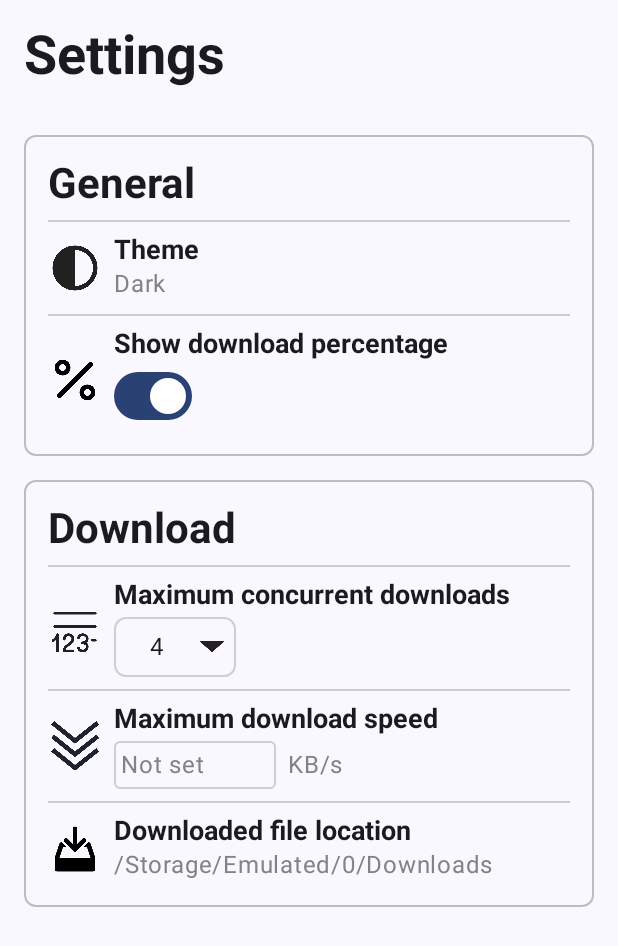
After one commit to LuongPV/LeonEWorldDownloader, an Android app built with Jetpack Compose: the SettingsScreen screen opened through its navigation route, on a phone screen of 412 x 824 dp. The commit adds this screen. Shown: the top 946 px of the screen. Run offline under Robolectric (Android 15) with nearby library versions, the phone set to English and light mode, and no system bars; our stand-ins replace Dagger/Hilt's generated code; libraries missing offline, so code that uses them is left out: coil.decode; 1 statement that could not run was skipped.

Commit message:
Add Settings screen

```diff
--- a/app/src/main/java/com/lvp/leoneworlddownloader/ui/home/HomeScreen.kt
+++ b/app/src/main/java/com/lvp/leoneworlddownloader/ui/home/HomeScreen.kt
@@ -18,13 +18,19 @@ import androidx.compose.ui.tooling.preview.Preview
 import androidx.compose.ui.unit.dp
 import androidx.hilt.navigation.compose.hiltViewModel
 import androidx.lifecycle.compose.collectAsStateWithLifecycle
+import androidx.navigation.NavHostController
+import androidx.navigation.compose.rememberNavController
 import com.lvp.leoneworlddownloader.ui.components.LEWDNavigationDrawer
+import com.lvp.leoneworlddownloader.ui.settings.RouteSettings
 import com.lvp.leoneworlddownloader.ui.theme.LeonEWorldDownloaderTheme
 import kotlinx.coroutines.launch
+
+const val RouteHome = "Home"
 
 @Composable
 fun HomeScreen(
     viewModel: HomeViewModel,
+    navController: NavHostController,
     modifier: Modifier = Modifier,
 ) {
     Column(
@@ -57,7 +63,7 @@ fun HomeScreen(
 
             },
             onSettingsClicked = {
-
+                navController.navigate(RouteSettings)
             },
             onAboutClicked = {
 
@@ -69,12 +75,10 @@ fun HomeScreen(
     }
 }
 
-const val RouteHome = "Home"
-
 @Preview(showBackground = true)
 @Composable
 private fun HomeScreenPreview() {
     LeonEWorldDownloaderTheme {
-        HomeScreen(viewModel = hiltViewModel())
+        HomeScreen(viewModel = hiltViewModel(), navController = rememberNavController())
     }
 }
--- a/app/src/main/java/com/lvp/leoneworlddownloader/ui/navigation/LEWDNavHost.kt
+++ b/app/src/main/java/com/lvp/leoneworlddownloader/ui/navigation/LEWDNavHost.kt
@@ -9,6 +9,8 @@ import androidx.navigation.compose.composable
 import androidx.navigation.compose.rememberNavController
 import com.lvp.leoneworlddownloader.ui.home.HomeScreen
 import com.lvp.leoneworlddownloader.ui.home.RouteHome
+import com.lvp.leoneworlddownloader.ui.settings.RouteSettings
+import com.lvp.leoneworlddownloader.ui.settings.SettingsScreen
 import com.lvp.leoneworlddownloader.ui.splash.RouteSplash
 import com.lvp.leoneworlddownloader.ui.splash.SplashScreen
 
@@ -29,7 +31,10 @@ fun LEWDNavHost(
             )
         }
         composable(RouteHome) {
-            HomeScreen(hiltViewModel())
+            HomeScreen(hiltViewModel(), navController)
+        }
+        composable(RouteSettings) {
+            SettingsScreen()
         }
     }
 }
--- /dev/null
+++ b/app/src/main/java/com/lvp/leoneworlddownloader/ui/settings/SettingsScreen.kt
@@ -0,0 +1,252 @@
+package com.lvp.leoneworlddownloader.ui.settings
+
+import androidx.compose.foundation.Image
+import androidx.compose.foundation.background
+import androidx.compose.foundation.border
+import androidx.compose.foundation.layout.Box
+import androidx.compose.foundation.layout.Column
+import androidx.compose.foundation.layout.Row
+import androidx.compose.foundation.layout.Spacer
+import androidx.compose.foundation.layout.fillMaxSize
+import androidx.compose.foundation.layout.fillMaxWidth
+import androidx.compose.foundation.layout.height
+import androidx.compose.foundation.layout.padding
+import androidx.compose.foundation.layout.size
+import androidx.compose.foundation.layout.width
+import androidx.compose.foundation.shape.RoundedCornerShape
+import androidx.compose.foundation.text.BasicTextField
+import androidx.compose.material3.Switch
+import androidx.compose.material3.Text
+import androidx.compose.runtime.Composable
+import androidx.compose.ui.Alignment
+import androidx.compose.ui.Modifier
+import androidx.compose.ui.graphics.Color
+import androidx.compose.ui.res.painterResource
+import androidx.compose.ui.text.TextStyle
+import androidx.compose.ui.text.font.FontWeight
+import androidx.compose.ui.text.style.TextAlign
+import androidx.compose.ui.tooling.preview.Preview
+import androidx.compose.ui.unit.dp
+import androidx.compose.ui.unit.sp
+import com.lvp.leoneworlddownloader.R
+import com.lvp.leoneworlddownloader.ui.theme.LeonEWorldDownloaderTheme
+import com.lvp.leoneworlddownloader.utils.ComposableContent
+import com.lvp.leoneworlddownloader.utils.SingleDataCallback
+
+const val RouteSettings = "Settings"
+
+@Composable
+fun SettingsScreen(
+    modifier: Modifier = Modifier,
+) {
+    Column(
+        modifier = modifier
+            .fillMaxSize()
+            .padding(all = 16.dp)
+    ) {
+        Text(text = "Settings", style = TextStyle(fontSize = 36.sp, fontWeight = FontWeight.Bold))
+        Spacer(modifier = Modifier.height(32.dp))
+        GeneralSettings()
+        Spacer(modifier = Modifier.height(16.dp))
+        DownloadSettings()
+    }
+}
+
+@Composable
+private fun GeneralSettings(modifier: Modifier = Modifier) {
+    Column(
+        modifier = modifier
+            .fillMaxWidth()
+            .border(1.dp, Color(0xFFBDBDBD), RoundedCornerShape(8.dp))
+            .padding(all = 16.dp)
+    ) {
+        Text(
+            text = "General",
+            style = TextStyle(
+                fontSize = 28.sp,
+                fontWeight = FontWeight.Bold,
+            ),
+        )
+        PaddingItemSeparator()
+        ClickSettingItem(icon = R.drawable.ic_theme, title = "Theme", subtitle = "Dark")
+        PaddingItemSeparator()
+        SwitchSettingItem(
+            icon = R.drawable.ic_percentage,
+            title = "Show download percentage",
+            isChecked = true,
+            onCheckedChange = {
+
+            }
+        )
+    }
+}
+
+@Composable
+private fun DownloadSettings(modifier: Modifier = Modifier) = Column(
+    modifier = modifier
+        .fillMaxWidth()
+        .border(1.dp, Color(0xFFBDBDBD), RoundedCornerShape(8.dp))
+        .padding(all = 16.dp)
+) {
+    Text(
+        text = "Download",
+        style = TextStyle(
+            fontSize = 28.sp,
+            fontWeight = FontWeight.Bold,
+        ),
+    )
+    PaddingItemSeparator()
+    SelectionSettingItem(
+        icon = R.drawable.ic_maximum_concurrent_downloads,
+        title = "Maximum concurrent downloads",
+        selectedValue = "4",
+        values = emptyList()
+    )
+    PaddingItemSeparator()
+    InputValueSettingItem(
+        icon = R.drawable.ic_maximum_download_speed,
+        title = "Maximum download speed",
+        unit = "KB/s",
+        onValueChange = {
+
+        })
+    PaddingItemSeparator()
+    ClickSettingItem(
+        icon = R.drawable.ic_download_location,
+        title = "Downloaded file location",
+        subtitle = "/Storage/Emulated/0/Downloads"
+    )
+}
+
+@Composable
+private fun ClickSettingItem(
+    modifier: Modifier = Modifier,
+    icon: Int,
+    title: String,
+    subtitle: String?
+) {
+    SettingItem(modifier = modifier, icon = icon, title = title) {
+        subtitle?.let {
+            Text(text = it, color = Color(0xFF838383))
+        }
+    }
+}
+
+@Composable
+private fun SwitchSettingItem(
+    icon: Int,
+    title: String,
+    isChecked: Boolean,
+    onCheckedChange: SingleDataCallback<Boolean>,
+    modifier: Modifier = Modifier
+) {
+    SettingItem(modifier = modifier, icon = icon, title = title) {
+        Switch(checked = isChecked, onCheckedChange = onCheckedChange)
+    }
+}
+
+@Composable
+private fun SelectionSettingItem(
+    modifier: Modifier = Modifier,
+    icon: Int,
+    title: String,
+    selectedValue: String,
+    values: List<String>,
+) {
+    SettingItem(modifier = modifier, icon = icon, title = title) {
+        Spacer(modifier = Modifier.height(4.dp))
+        Row(
+            modifier = Modifier
+                .border(1.dp, Color(0xFFCFCFCF), RoundedCornerShape(8.dp))
+                .padding(8.dp),
+            verticalAlignment = Alignment.CenterVertically,
+        ) {
+            Text(text = selectedValue, modifier = Modifier.padding(horizontal = 16.dp))
+            Spacer(modifier = Modifier.width(8.dp))
+            Image(
+                painter = painterResource(id = R.drawable.ic_dropdown),
+                modifier = Modifier.size(16.dp),
+                contentDescription = null,
+            )
+        }
+    }
+}
+
+@Composable
+private fun InputValueSettingItem(
+    modifier: Modifier = Modifier,
+    icon: Int,
+    title: String,
+    unit: String?,
+    onValueChange: SingleDataCallback<String>,
+) {
+    SettingItem(modifier = modifier, icon = icon, title = title) {
+        Spacer(modifier = Modifier.size(4.dp))
+        Row(
+            verticalAlignment = Alignment.CenterVertically,
+        ) {
+            BasicTextField(
+                decorationBox = { innerTextField ->
+                    Text(
+                        text = "Not set", color = Color(0xFF838383),
+                        textAlign = TextAlign.Center,
+                    )
+                    innerTextField()
+                },
+                value = "",
+                onValueChange = onValueChange,
+                modifier = Modifier
+                    .border(1.dp, Color(0xFFCFCFCF), RoundedCornerShape(4.dp))
+                    .padding(4.dp)
+            )
+            unit?.let {
+                Spacer(modifier = Modifier.width(8.dp))
+                Text(text = it, color = Color(0xFF838383))
+            }
+        }
+    }
+}
+
+@Composable
+private fun SettingItem(
+    modifier: Modifier = Modifier,
+    icon: Int,
+    title: String,
+    content: ComposableContent,
+) {
+    Row(modifier = modifier, verticalAlignment = Alignment.CenterVertically) {
+        Image(
+            painter = painterResource(id = icon),
+            modifier = Modifier.size(36.dp),
+            contentDescription = null
+        )
+        Spacer(modifier = Modifier.size(8.dp))
+        Column {
+            Text(text = title, style = TextStyle(fontWeight = FontWeight.Bold, fontSize = 18.sp))
+            content.invoke()
+        }
+    }
+}
+
+@Composable
+private fun PaddingItemSeparator(modifier: Modifier = Modifier) {
+    Spacer(modifier = Modifier.size(8.dp))
+    ItemSeparator(modifier = modifier)
+    Spacer(modifier = Modifier.size(8.dp))
+}
+
+@Composable
+private fun ItemSeparator(modifier: Modifier = Modifier) = Box(
+    modifier = modifier
+        .fillMaxWidth()
+        .height(1.dp)
+        .background(Color(0xFFCCCCCC)),
+)
+
+@Preview
+@Composable
+private fun SettingsScreenPreview() {
+    LeonEWorldDownloaderTheme {
+        SettingsScreen(modifier = Modifier.background(Color.White))
+    }
+}
```
Also changed, not shown: app/src/main/res/drawable/ic_download_location.png (added), app/src/main/res/drawable/ic_dropdown.png (added), app/src/main/res/drawable/ic_maximum_concurrent_downloads.png (added), app/src/main/res/drawable/ic_maximum_download_speed.png (added), app/src/main/res/drawable/ic_percentage.png (added), app/src/main/res/drawable/ic_theme.png (added).
